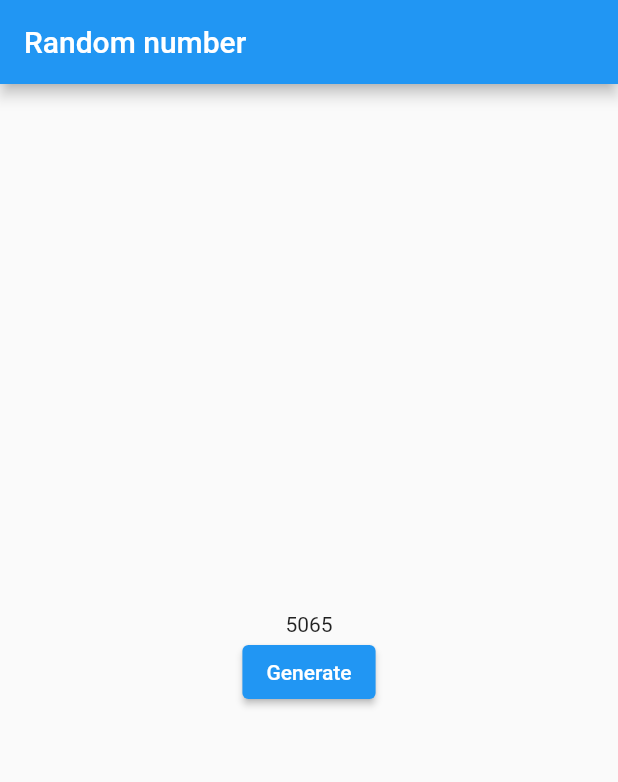
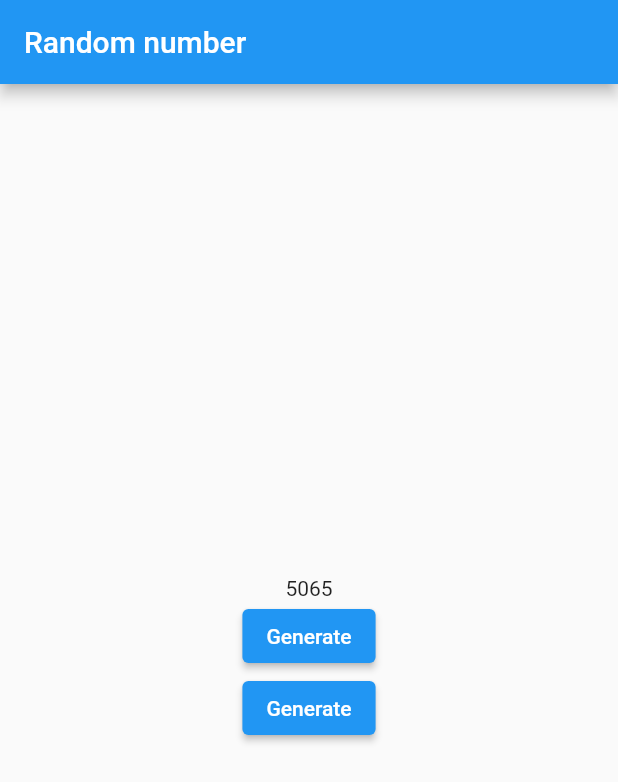
Before and after one commit to miao-ba/Litafia, a Flutter app: the screen it shows after launch, on a phone screen of 412 x 824 dp. Shown: the top 782 px of the screen. Run offline on Flutter 3.47's test engine with Material 2 defaults, Android fonts, the phone set to English and light mode, and no system bars; our stand-ins replace flutter_riverpod.

Commit message:
two button :D

```diff
--- a/lib/main.dart
+++ b/lib/main.dart
@@ -23,11 +23,13 @@ final randomNumberProvider = StateNotifierProvider(
 );
 
 class RandomNumberApp extends StatelessWidget {
+
   const RandomNumberApp({Key? key}) : super(key: key);
 
   @override
   Widget build(BuildContext context) {
     return MaterialApp(
+      debugShowCheckedModeBanner: false,
       home: Scaffold(
         appBar: AppBar(
           title: const Text('Random number'),
@@ -45,6 +47,17 @@ class RandomNumberApp extends StatelessWidget {
                     child: const Text('Generate'),
                     onPressed: () =>
                         ref.read(randomNumberProvider.notifier).generate(),
+
+                  );
+                },
+              ),
+              Consumer(
+                builder: (context, ref, child) {
+                  return ElevatedButton(
+                    child: const Text('Generate'),
+                    onPressed: () =>
+                        ref.read(randomNumberProvider.notifier).generate(),
+
                   );
                 },
               ),
```
